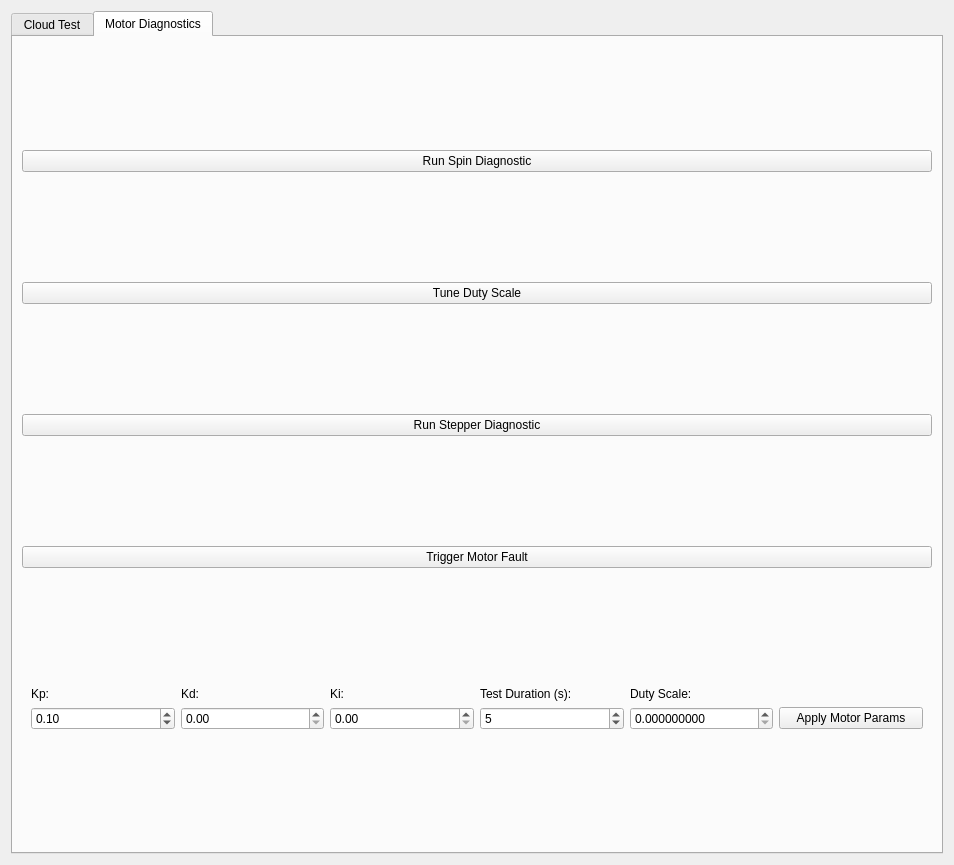
Old version of the form frontend/cloudTest.ui in the repository YCP-Rev-Metrix/BallSpinner-Controller-v2.
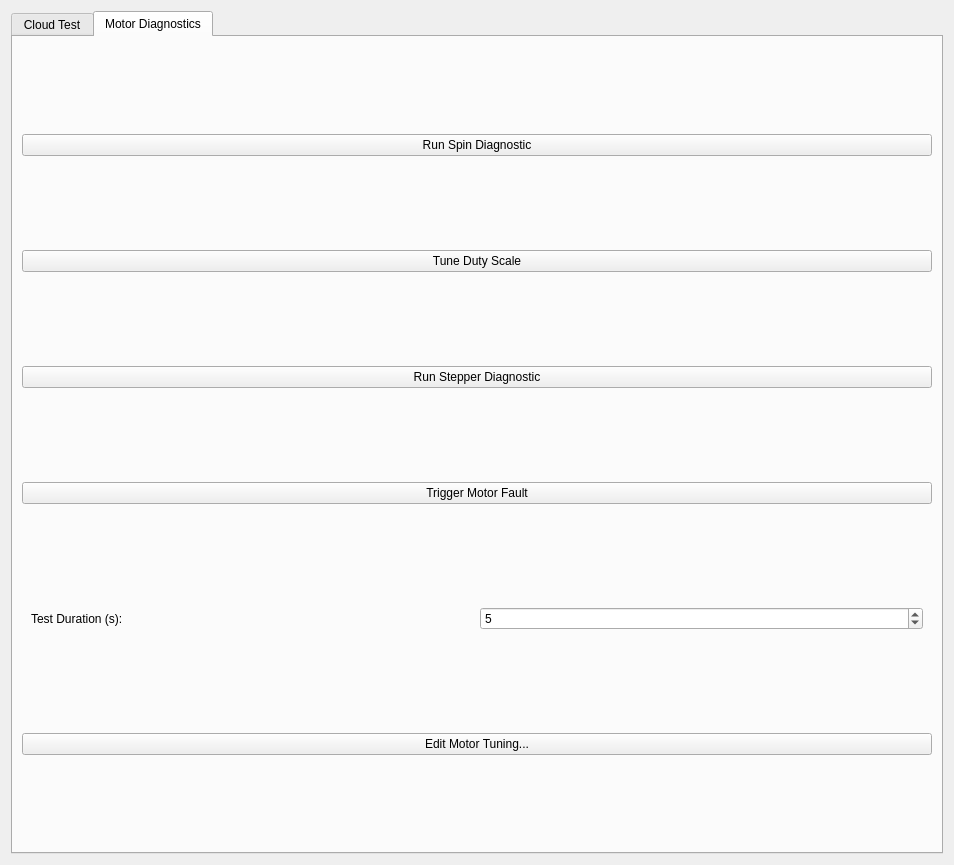
New version of the form.

Commit message: Add motor tuning framework and UI

Diff of the .ui file:
```diff
--- a/frontend/cloudTest.ui
+++ b/frontend/cloudTest.ui
@@ -265,109 +265,14 @@
           </sizepolicy>
          </property>
          <layout class="QGridLayout" name="gridLayout_3">
-          <item row="1" column="6">
-           <widget class="QPushButton" name="btnApplyMotorParams">
-            <property name="text">
-             <string>Apply Motor Params</string>
-            </property>
-           </widget>
-          </item>
-          <item row="1" column="5">
-           <widget class="QDoubleSpinBox" name="spnDutyScale">
-            <property name="decimals">
-             <number>9</number>
-            </property>
-            <property name="minimum">
-             <double>0.000000000000000</double>
-            </property>
-            <property name="maximum">
-             <double>1.000000000000000</double>
-            </property>
-            <property name="singleStep">
-             <double>0.000010000000000</double>
-            </property>
-            <property name="value">
-             <double>0.000000000000000</double>
-            </property>
-           </widget>
-          </item>
           <item row="0" column="0">
-           <widget class="QLabel" name="lblKp">
-            <property name="text">
-             <string>Kp:</string>
-            </property>
-           </widget>
-          </item>
-          <item row="1" column="1">
-           <widget class="QDoubleSpinBox" name="spnKd">
-            <property name="minimum">
-             <double>0.000000000000000</double>
-            </property>
-            <property name="maximum">
-             <double>10.000000000000000</double>
-            </property>
-            <property name="singleStep">
-             <double>0.010000000000000</double>
-            </property>
-            <property name="value">
-             <double>0.000000000000000</double>
-            </property>
-           </widget>
-          </item>
-          <item row="1" column="0">
-           <widget class="QDoubleSpinBox" name="spnKp">
-            <property name="minimum">
-             <double>0.000000000000000</double>
-            </property>
-            <property name="maximum">
-             <double>10.000000000000000</double>
-            </property>
-            <property name="singleStep">
-             <double>0.010000000000000</double>
-            </property>
-            <property name="value">
-             <double>0.100000000000000</double>
-            </property>
-           </widget>
-          </item>
-          <item row="0" column="5">
-           <widget class="QLabel" name="lblDutyScale">
-            <property name="text">
-             <string>Duty Scale:</string>
-            </property>
-           </widget>
-          </item>
-          <item row="0" column="1">
-           <widget class="QLabel" name="lblKd">
-            <property name="text">
-             <string>Kd:</string>
-            </property>
-           </widget>
-          </item>
-          <item row="0" column="4">
            <widget class="QLabel" name="lblTestDuration">
             <property name="text">
              <string>Test Duration (s):</string>
             </property>
            </widget>
           </item>
-          <item row="1" column="2">
-           <widget class="QDoubleSpinBox" name="spnKi">
-            <property name="minimum">
-             <double>0.000000000000000</double>
-            </property>
-            <property name="maximum">
-             <double>10.000000000000000</double>
-            </property>
-            <property name="singleStep">
-             <double>0.010000000000000</double>
-            </property>
-            <property name="value">
-             <double>0.000000000000000</double>
-            </property>
-           </widget>
-          </item>
-          <item row="1" column="4">
+          <item row="0" column="1">
            <widget class="QSpinBox" name="spnTestDuration">
             <property name="minimum">
              <number>1</number>
@@ -380,16 +285,16 @@
             </property>
            </widget>
           </item>
-          <item row="0" column="2">
-           <widget class="QLabel" name="lblKi">
-            <property name="text">
-             <string>Ki:</string>
-            </property>
-           </widget>
-          </item>
          </layout>
         </widget>
        </item>
+        <item>
+         <widget class="QPushButton" name="btnEditMotorTuning">
+          <property name="text">
+           <string>Edit Motor Tuning...</string>
+          </property>
+         </widget>
+        </item>
       </layout>
      </widget>
     </widget>
```
The commit also changes 12 other files.
